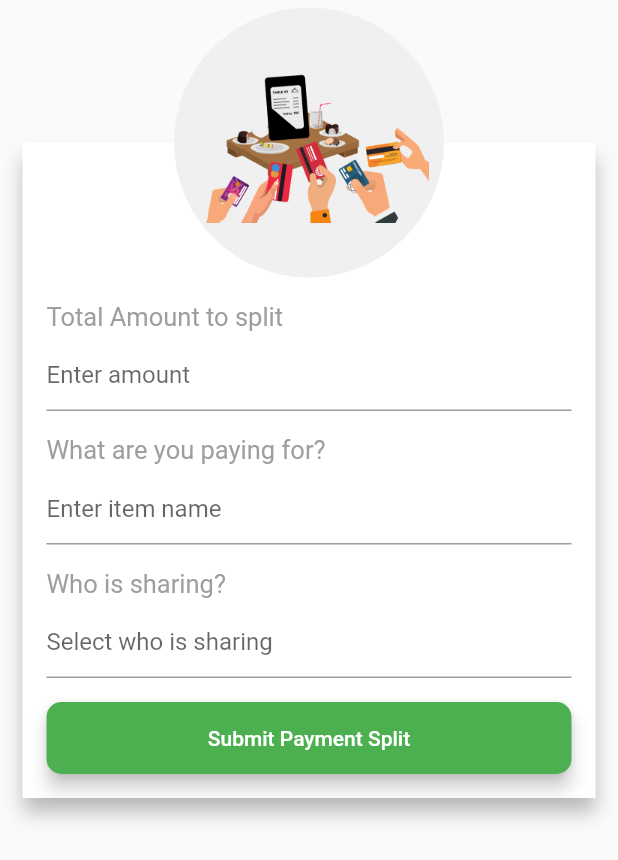
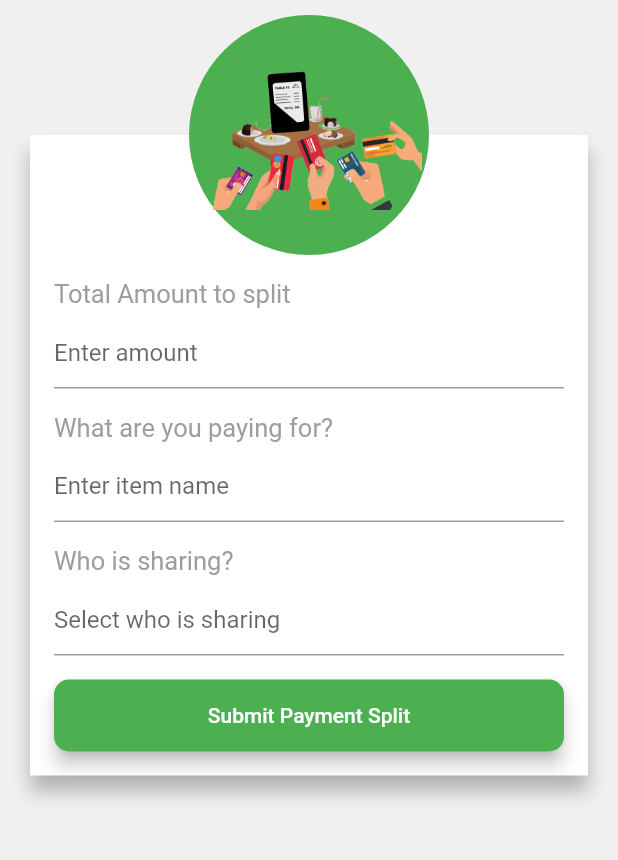
Before and after one commit to Adex9ja/bill_spitter, a Flutter app: the HomeFragment screen opened directly, on a phone screen of 412 x 824 dp. Shown: the top 860 px of the screen. Run offline on Flutter 3.47's test engine with Material 2 defaults, Android fonts, the light colour scheme and no system bars; our stand-ins replace connectivity, firebase_auth, firebase_database, fluttertoast, introduction_screen, pin_code_fields and 2 more; missing offline and left inert: contact_picker; accounts and stored records are empty; statements that could not run were skipped.

Commit message:
done designing t2e UI

```diff
--- a/lib/ui/fragments/home.dart
+++ b/lib/ui/fragments/home.dart
@@ -20,7 +20,9 @@ class _HomeFragment extends State<HomeFragment>{
    return Scaffold(
      body: SafeArea(
        child: Container(
-         padding: smallSpacing,
+         padding: mediumSpacing,
+         color: colorLightGrey,
+         height: MediaQuery.of(context).size.height,
          child: SingleChildScrollView(
            child:  Stack(
              children: <Widget>[
@@ -94,9 +96,9 @@ class _HomeFragment extends State<HomeFragment>{
                  left: Const.padding,
                  right: Const.padding,
                  child: CircleAvatar(
-                   backgroundColor: colorLightGrey,
+                   backgroundColor: colorPrimary,
                    radius: Const.avatarRadius,
-                   child: Image.asset("assets/bill_1.png", fit: BoxFit.scaleDown, width: 160,),
+                   child: Image.asset("assets/bill_1.png", fit: BoxFit.scaleDown, width: 150,),
                  ),
                ),
              ],
--- a/lib/utils/const.dart
+++ b/lib/utils/const.dart
@@ -5,6 +5,6 @@ class Const{
 
   static const double padding = 16.0;
 
-  static const double avatarRadius = 90.0;
+  static const double avatarRadius = 80.0;
 
 }
--- a/pubspec.yaml
+++ b/pubspec.yaml
@@ -51,6 +51,7 @@ dev_dependencies:
   connectivity: ^0.4.9
   pin_code_fields: ^2.5.1
   contact_picker: ^0.0.2
+  flutter_multiselect: 0.0.1
 
 # For information on the generic Dart part of this file, see the
 # following page: https://dart.dev/tools/pub/pubspec
```
Also changed, not shown: pubspec.lock.
